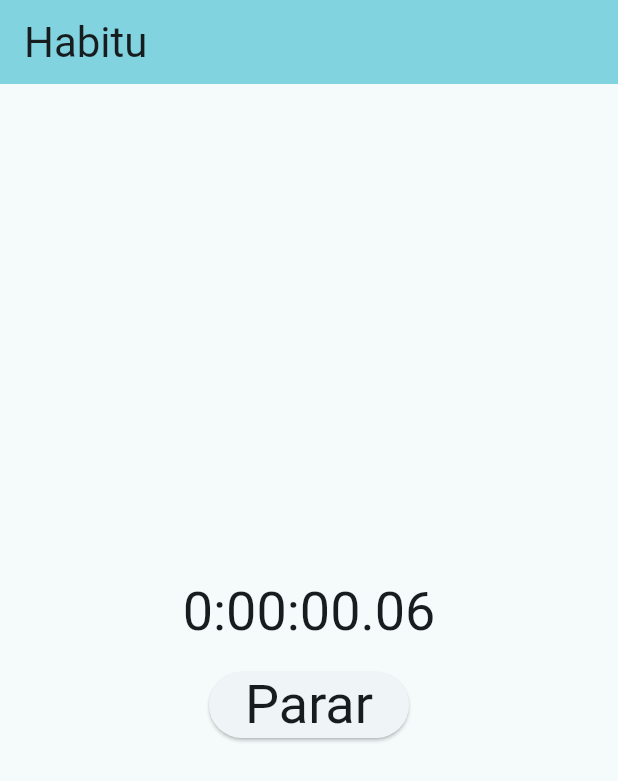
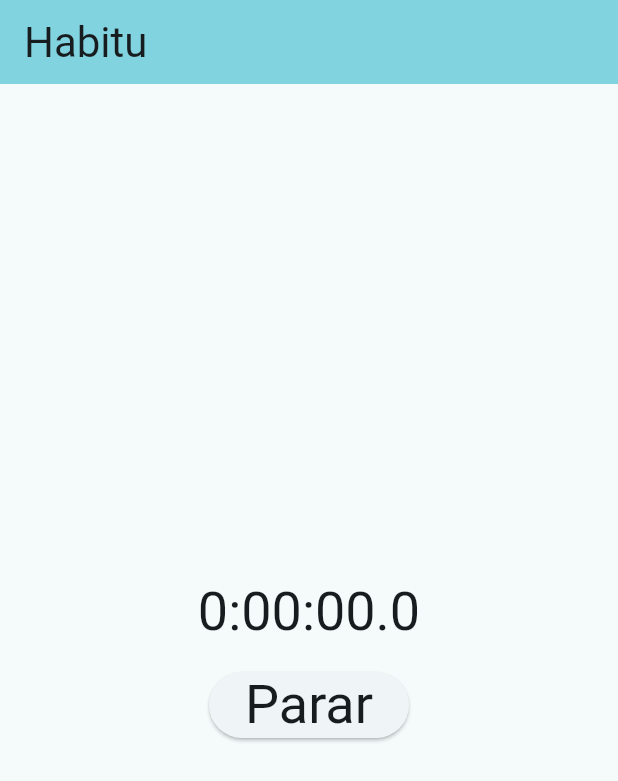
Before and after one commit to LuDColl/habitu, a Flutter app: the screen it shows after launch, after a tap on "Iniciar", on a phone screen of 412 x 824 dp. Shown: the top 781 px of the screen. Run offline on Flutter 3.47's test engine with Material 3 defaults, Android fonts, the phone set to English and light mode, and no system bars.

Commit message:
Remove 1 Unit of Time

```diff
--- a/lib/screens/home.screen.dart
+++ b/lib/screens/home.screen.dart
@@ -9,7 +9,7 @@ class HomeScreen extends StatefulWidget {
 
 class _HomeScreenState extends State<HomeScreen> {
   final stopwatch = Stopwatch();
-  String elapsedTime = '00:00:00.00';
+  String elapsedTime = '00:00:00.0';
 
   bool get isRunning => stopwatch.isRunning;
 
@@ -44,7 +44,7 @@ class _HomeScreenState extends State<HomeScreen> {
     stopwatch.reset();
     stopwatch.start();
     Future.doWhile(() async {
-      await Future.delayed(const Duration(milliseconds: 10));
+      await Future.delayed(const Duration(milliseconds: 100));
       updateElapsedTime();
       return isRunning;
     });
@@ -57,7 +57,7 @@ class _HomeScreenState extends State<HomeScreen> {
 
   updateElapsedTime() {
     final elapsed = stopwatch.elapsed.toString();
-    final elapsedTime = elapsed.substring(0, 10);
+    final elapsedTime = elapsed.substring(0, 9);
     setState(() => this.elapsedTime = elapsedTime);
   }
 }
```
